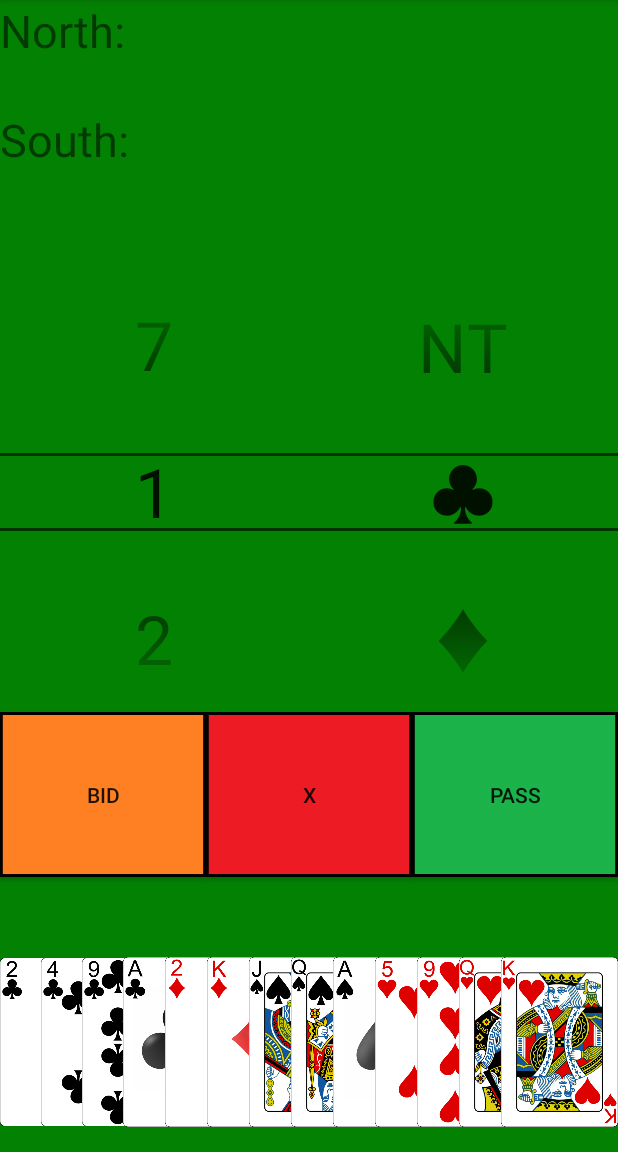
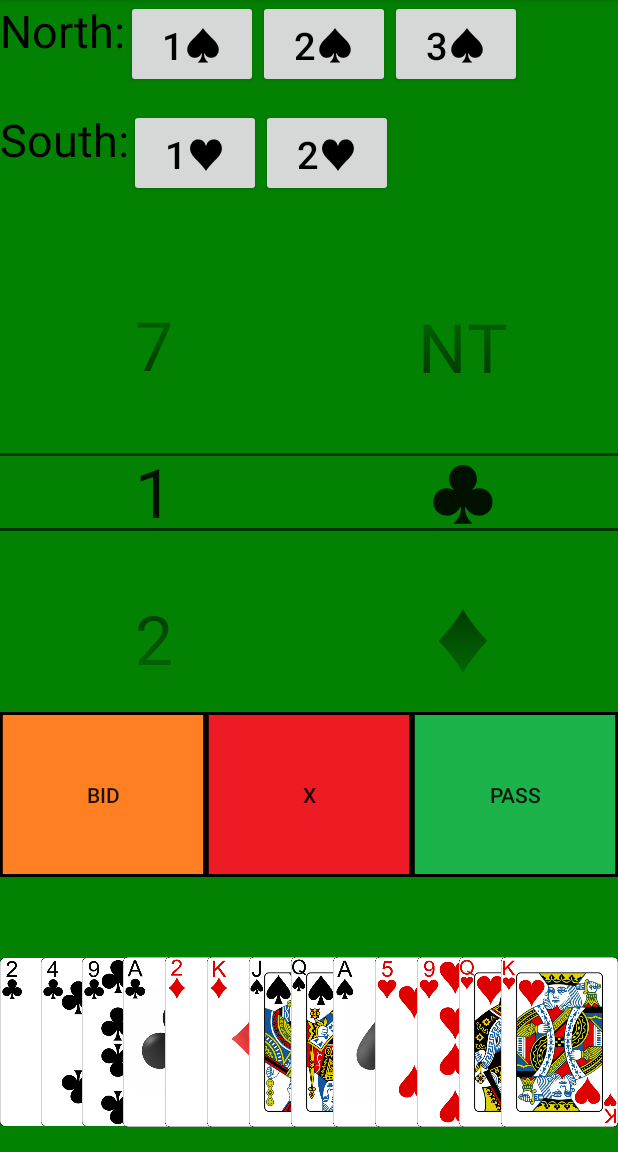
Before and after one commit to Xhonoz/Bachelor, an Android app: the BiddingActivity screen opened directly, with no data from a screen before it, on a phone screen of 412 x 824 dp, the part 84-1236 px from its top. Run offline under Robolectric (Android 15) with nearby library versions, the phone set to English and light mode, and no system bars.

Commit message:
finished prototype for bidding menu

```diff
--- a/app/build.gradle
+++ b/app/build.gradle
@@ -22,6 +22,7 @@ dependencies {
     implementation fileTree(dir: 'libs', include: ['*.jar'])
     implementation 'com.android.support:appcompat-v7:26.1.0'
     implementation 'com.android.support.constraint:constraint-layout:1.0.2'
+    implementation 'com.android.support:recyclerview-v7:26.1.0'
     testImplementation 'junit:junit:4.12'
     androidTestImplementation 'com.android.support.test:runner:1.0.1'
     androidTestImplementation 'com.android.support.test.espresso:espresso-core:3.0.1'
--- /dev/null
+++ b/app/src/main/java/com/wordpress/honeymoonbridge/bridgeapp/Adapters/BiddingHistoryAdapter.java
@@ -0,0 +1,62 @@
+package com.wordpress.honeymoonbridge.bridgeapp.Adapters;
+
+import android.support.v7.widget.RecyclerView;
+import android.view.LayoutInflater;
+import android.view.View;
+import android.view.ViewGroup;
+import android.widget.Button;
+import android.widget.TextView;
+
+import com.wordpress.honeymoonbridge.bridgeapp.R;
+
+/**
+ * Created by Eier on 18.03.2018.
+ */
+
+
+public class BiddingHistoryAdapter extends RecyclerView.Adapter<BiddingHistoryAdapter.ViewHolder> {
+    private String[] mDataset;
+
+    // Provide a reference to the views for each data item
+    // Complex data items may need more than one view per item, and
+    // you provide access to all the views for a data item in a view holder
+    public static class ViewHolder extends RecyclerView.ViewHolder {
+        // each data item is just a string in this case
+        public Button button;
+        public ViewHolder(View v) {
+            super(v);
+            button = v.findViewById(R.id.title);
+        }
+    }
+
+    // Provide a suitable constructor (depends on the kind of dataset)
+    public BiddingHistoryAdapter(String[] myDataset) {
+        mDataset = myDataset;
+    }
+
+    // Create new views (invoked by the layout manager)
+    @Override
+    public BiddingHistoryAdapter.ViewHolder onCreateViewHolder(ViewGroup parent,
+                                                   int viewType) {
+        // create a new view
+        View v =  LayoutInflater.from(parent.getContext())
+                .inflate(R.layout.bid_view, parent, false);
+        ViewHolder vh = new ViewHolder(v);
+        return vh;
+    }
+
+    // Replace the contents of a view (invoked by the layout manager)
+    @Override
+    public void onBindViewHolder(ViewHolder holder, int position) {
+        // - get element from your dataset at this position
+        // - replace the contents of the view with that element
+        holder.button.setText(mDataset[position]);
+
+    }
+
+    // Return the size of your dataset (invoked by the layout manager)
+    @Override
+    public int getItemCount() {
+        return mDataset.length;
+    }
+}
--- a/app/src/main/java/com/wordpress/honeymoonbridge/bridgeapp/BiddingActivity.java
+++ b/app/src/main/java/com/wordpress/honeymoonbridge/bridgeapp/BiddingActivity.java
@@ -3,19 +3,40 @@ package com.wordpress.honeymoonbridge.bridgeapp;
 import android.content.Intent;
 import android.os.Bundle;
 import android.support.v7.app.AppCompatActivity;
+import android.support.v7.widget.LinearLayoutManager;
+import android.support.v7.widget.RecyclerView;
 import android.view.Menu;
 import android.view.MenuItem;
 import android.view.View;
+import android.widget.LinearLayout;
 import android.widget.NumberPicker;
 import android.widget.Toast;
 
+import com.wordpress.honeymoonbridge.bridgeapp.Adapters.BiddingHistoryAdapter;
+
+import java.util.ArrayList;
+
 public class BiddingActivity extends AppCompatActivity {
+
+    private RecyclerView northRecyclerView;
+    private RecyclerView southRecyclerView;
+    private RecyclerView.Adapter northAdapter;
+    private RecyclerView.Adapter southAdapter;
+    private RecyclerView.LayoutManager northLayoutManager;
+    private RecyclerView.LayoutManager southLayoutManager;
 
     @Override
     protected void onCreate(Bundle savedInstanceState) {
         super.onCreate(savedInstanceState);
         setContentView(R.layout.activity_bidding2);
 
+        setUpRecyclerViews();
+        setUpNumberPickers();
+
+
+    }
+
+    public void setUpNumberPickers(){
         NumberPicker numberPicker1 = findViewById(R.id.np1);
         numberPicker1.setMaxValue(7);
         numberPicker1.setMinValue(1);
@@ -26,11 +47,41 @@ public class BiddingActivity extends AppCompatActivity {
         numberPicker2.setMinValue(1);
         numberPicker2.setWrapSelectorWheel(true);
         numberPicker2.setDescendantFocusability(NumberPicker.FOCUS_BLOCK_DESCENDANTS);
+        numberPicker2.setDisplayedValues(new String[]{"♣", "♦", "♥", "♠", "NT"});
 
 
 
-        numberPicker2.setDisplayedValues(new String[]{"♣", "♦", "♥", "♠", "NT"});
+    }
 
+    public void setUpRecyclerViews(){
+
+
+        northRecyclerView = (RecyclerView) findViewById(R.id.NorthHistory);
+        southRecyclerView = (RecyclerView) findViewById(R.id.SouthHistory);
+
+        // use this setting to improve performance if you know that changes
+        // in content do not change the layout size of the RecyclerView
+        northRecyclerView.setHasFixedSize(true);
+        northRecyclerView = (RecyclerView) findViewById(R.id.NorthHistory);
+
+        // use a linear layout manager
+
+        northLayoutManager = new LinearLayoutManager(this, LinearLayout.HORIZONTAL, false);
+        southLayoutManager = new LinearLayoutManager(this, LinearLayout.HORIZONTAL, false);
+        northRecyclerView.setLayoutManager(northLayoutManager);
+        southRecyclerView.setLayoutManager(southLayoutManager);
+
+        String[] myDataset1 = {"1♥", "2♥"};
+        String[] myDataset2 = {"1♠", "2♠","3♠"};
+
+
+        // specify an adapter (see also next example)
+        northAdapter = new BiddingHistoryAdapter(myDataset1);
+        southAdapter = new BiddingHistoryAdapter(myDataset2);
+
+
+        northRecyclerView.setAdapter(northAdapter);
+        southRecyclerView.setAdapter(southAdapter);
 
 
     }
--- a/app/src/main/res/layout/activity_bidding2.xml
+++ b/app/src/main/res/layout/activity_bidding2.xml
@@ -15,7 +15,6 @@
 
         <!--board-->
         <LinearLayout
-            android:clipChildren="false"
             android:layout_width="match_parent"
             android:layout_height="0dp"
             android:layout_weight="3"
@@ -29,11 +28,19 @@
                 android:orientation="horizontal">
 
                 <TextView
-                    android:layout_width="0dp"
+                    android:layout_width="wrap_content"
                     android:layout_height="match_parent"
                     android:text="@string/N"
                     android:textSize="30dp"
-                    android:layout_weight="1"/>
+                    android:textColor="#000000"
+                    />
+
+                <android.support.v7.widget.RecyclerView
+                    android:id="@+id/SouthHistory"
+                    android:layout_width="0dp"
+                    android:layout_weight="1"
+                    android:layout_height="match_parent"
+                    android:orientation="horizontal"/>
 
 
             </LinearLayout>
@@ -43,11 +50,18 @@
                 android:layout_height="0dp"
                 android:layout_weight="2">
                 <TextView
+                    android:layout_width="wrap_content"
+                    android:layout_height="match_parent"
+                    android:textColor="#000000"
+                    android:text="@string/S"
+                    android:textSize="30dp"/>
+
+                <android.support.v7.widget.RecyclerView
+                    android:id="@+id/NorthHistory"
                     android:layout_width="0dp"
+                    android:layout_weight="1"
                     android:layout_height="match_parent"
-                    android:text="@string/S"
-                    android:textSize="30dp"
-                    android:layout_weight="1"/>
+                    android:orientation="horizontal"/>
 
             </LinearLayout>
 
@@ -86,6 +100,7 @@
                 android:layout_height="0dp"
                 android:layout_weight="3"
                 android:orientation="horizontal">
+
 
                 <Button
                     android:layout_width="0dp"
--- /dev/null
+++ b/app/src/main/res/layout/bid_view.xml
@@ -0,0 +1,14 @@
+<?xml version="1.0" encoding="utf-8"?>
+<android.support.constraint.ConstraintLayout
+    xmlns:android="http://schemas.android.com/apk/res/android"
+    android:layout_width="wrap_content"
+    android:layout_height="wrap_content">
+
+    <Button
+        android:id="@+id/title"
+        android:textSize="25dp"
+        android:textColor="#000000"
+        android:layout_width="match_parent"
+        android:layout_height="match_parent" />
+
+</android.support.constraint.ConstraintLayout>
```
